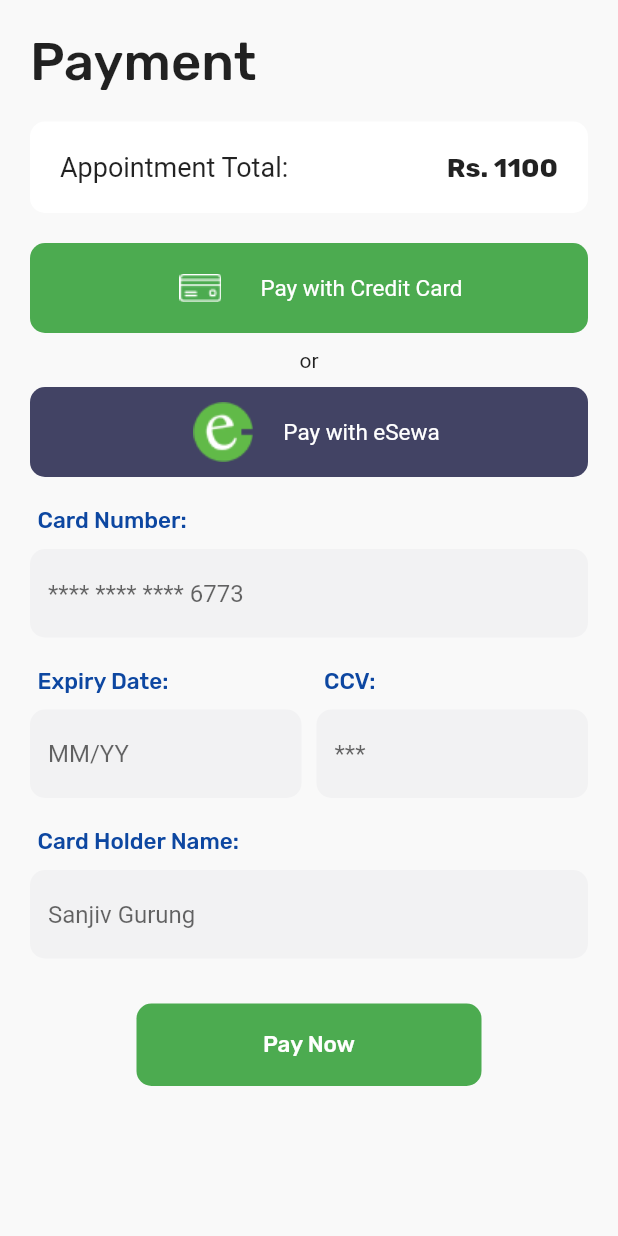
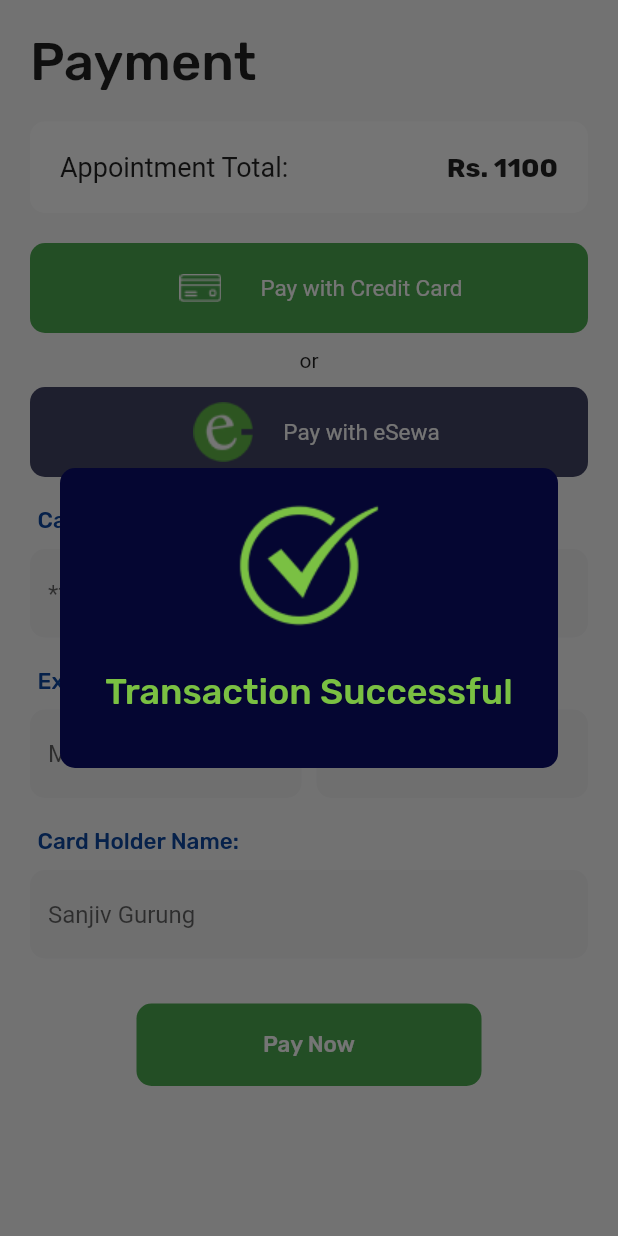
Before and after one commit to Sheikhsoft/darpan_dental_home, a Flutter app: the Payment screen opened directly, after a tap on "Pay Now", on a phone screen of 412 x 824 dp. Run offline on Flutter 3.47's test engine with Material 2 defaults, Android fonts, the phone set to English and light mode, and no system bars; missing offline and left inert: flutter_rounded_date_picker.

Commit message:
Dialog Box

```diff
--- a/lib/screen/home/booked_appointment.dart
+++ b/lib/screen/home/booked_appointment.dart
@@ -57,7 +57,7 @@ class _BookedAppointmentState extends State<BookedAppointment> {
               Padding(
                 padding: const EdgeInsets.fromLTRB(20,10,20,10),
                 child: Container(
-                  width: MediaQuery. of(context). size. width,
+                  width: MediaQuery.of(context). size. width,
                   height: 60,
                     decoration: boxDecoration,
                     child: Align(
--- a/lib/screen/payment/payment.dart
+++ b/lib/screen/payment/payment.dart
@@ -1,5 +1,7 @@
 import 'package:darpandentalhome/screen/payment/card_form.dart';
 import 'package:darpandentalhome/screen/payment/esewa_form.dart';
+import 'package:darpandentalhome/screen/payment/paymentDialog/error.dart';
+import 'package:darpandentalhome/screen/payment/paymentDialog/successful.dart';
 import 'package:darpandentalhome/shared/const.dart';
 import 'package:flutter/cupertino.dart';
 import 'package:flutter/material.dart';
@@ -15,6 +17,9 @@ class _PaymentState extends State<Payment> {
 
   @override
   Widget build(BuildContext context) {
+
+    bool success = true;
+
     return Scaffold(
       backgroundColor: Color(0xfff9f9f9),
       body: SingleChildScrollView(
@@ -155,7 +160,12 @@ class _PaymentState extends State<Payment> {
                     elevation: 0,
                     shape: RoundedRectangleBorder(borderRadius: new BorderRadius.circular(10.0)),
                     color: Color(0xff4CAB50),
-                    onPressed: () {},
+                    onPressed: () {
+                      showDialog(
+                          context: context,
+                        builder: (BuildContext context) => success ? paymentSuccess : paymentError
+                      );
+                    },
                     child: Text(
                       'Pay Now',
                       style: TextStyle(fontFamily: 'Rubik', fontSize: 15, color: Colors.white),
--- /dev/null
+++ b/lib/screen/payment/paymentDialog/error.dart
@@ -0,0 +1,36 @@
+import 'package:flutter/material.dart';
+
+Dialog paymentError = Dialog(
+    shape: RoundedRectangleBorder(borderRadius: BorderRadius.circular(10)),
+    elevation: 0,
+    backgroundColor: Colors.transparent,
+    child: Builder(
+      builder: (BuildContext context) {
+        return Container(
+          height: 200,
+          width: MediaQuery.of(context).size.width,
+          decoration: BoxDecoration(
+              color: Color(0xff050632),
+              borderRadius: BorderRadius.circular(10)
+          ),
+          child: Center(
+            child: Column(
+              children: <Widget>[
+                SizedBox(height: 30,),
+                Image.asset('assets/images/error.png'),
+                SizedBox(height: 20,),
+                Text(
+                  'Transaction Failed',
+                  style: TextStyle(
+                      color: Color(0xffF60100),
+                      fontFamily: 'Rubik',
+                      fontSize: 24
+                  ),
+                )
+              ],
+            ),
+          ),
+        );
+      },
+    )
+);
--- /dev/null
+++ b/lib/screen/payment/paymentDialog/successful.dart
@@ -0,0 +1,36 @@
+import 'package:flutter/material.dart';
+
+Dialog paymentSuccess = Dialog(
+    shape: RoundedRectangleBorder(borderRadius: BorderRadius.circular(10)),
+    elevation: 0,
+    backgroundColor: Colors.transparent,
+    child: Builder(
+      builder: (BuildContext context) {
+        return Container(
+          height: 200,
+          width: MediaQuery.of(context).size.width,
+          decoration: BoxDecoration(
+              color: Color(0xff050632),
+              borderRadius: BorderRadius.circular(10)
+          ),
+          child: Center(
+            child: Column(
+              children: <Widget>[
+                SizedBox(height: 15,),
+                Image.asset('assets/images/Success.png'),
+                SizedBox(height: 20,),
+                Text(
+                    'Transaction Successful',
+                  style: TextStyle(
+                    color: Color(0xff7AC042),
+                    fontFamily: 'Rubik',
+                    fontSize: 24
+                  ),
+                )
+              ],
+            ),
+          ),
+        );
+      },
+    )
+);
--- a/lib/screen/wrapper.dart
+++ b/lib/screen/wrapper.dart
@@ -10,6 +10,6 @@ import 'package:flutter/material.dart';
 class Wrapper extends StatelessWidget {
   @override
   Widget build(BuildContext context) {
-    return Home();
+    return Payment();
   }
 }
--- a/pubspec.yaml
+++ b/pubspec.yaml
@@ -43,9 +43,8 @@ flutter:
 
   # To add assets to your application, add an assets section, like this:
   assets:
-    - assets/images/Illustration.png
-    - assets/icons/eSewa.png
-    - assets/icons/credit.png
+    - assets/images/
+    - assets/icons/
 
   # An image asset can refer to one or more resolution-specific "variants", see
   # https://flutter.dev/assets-and-images/#resolution-aware.
```
Also changed, not shown: assets/images/Success.png (added), assets/images/error.png (added), pubspec.lock.
